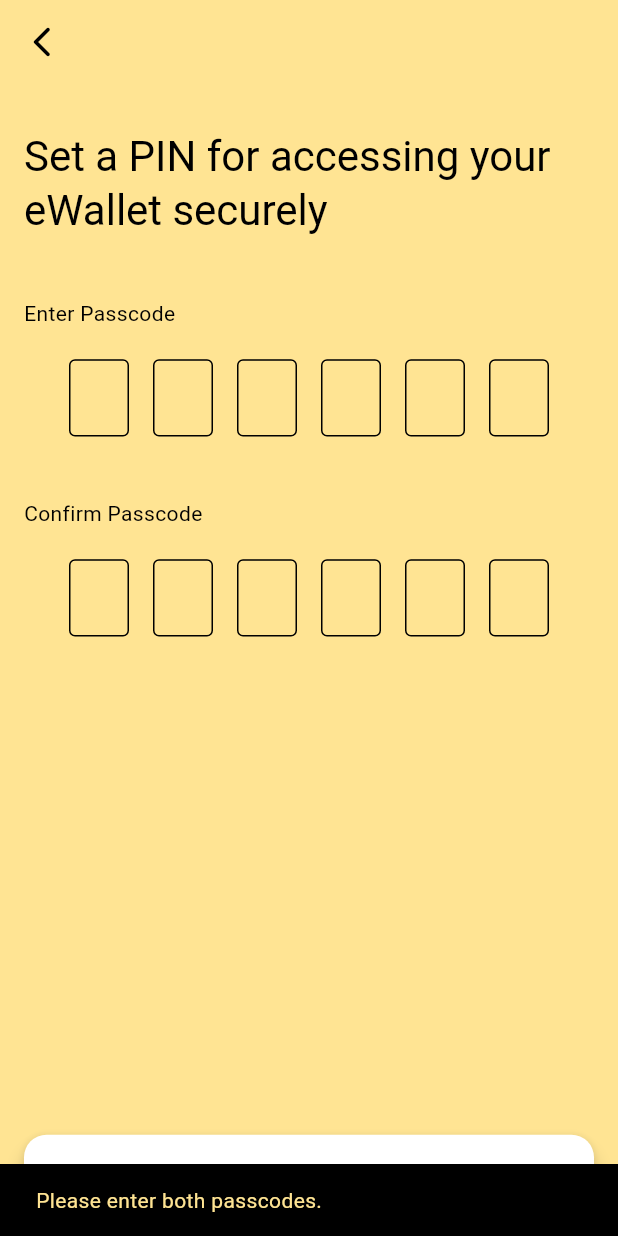
After one commit to Asif-Faizal/french-wallet, a Flutter app: the SetPasscodeScreen screen opened by its route, after a tap on "Set Passcode", on a phone screen of 412 x 824 dp. The commit adds this screen. Run offline on Flutter 3.47's test engine with Material 3 defaults, Android fonts, the phone set to English and light mode, and no system bars; our stand-ins replace bloc, carousel_slider, flutter_bloc, go_router, image_picker, intl_phone_number_input and 1 more; accounts and stored records are empty; generated files the repository leaves out were written again.

Commit message:
passcode

```diff
--- a/lib/presentation/screens/initial/prompt_screen.dart
+++ b/lib/presentation/screens/initial/prompt_screen.dart
@@ -187,8 +187,8 @@ class _PromptScreenState extends State<PromptScreen> {
                               .pushNamed(AppRouteConst.corporatePromptRoute);
                         } else {
                           GoRouter.of(context)
-                              // .pushNamed(AppRouteConst.selfieRoute);
-                              .pushNamed(AppRouteConst.loginOrSignUpRoute);
+                              .pushNamed(AppRouteConst.setPassCodeRoute);
+                          // .pushNamed(AppRouteConst.loginOrSignUpRoute);
                         }
                       }
                     : null,
--- /dev/null
+++ b/lib/presentation/screens/signup_screen/set_passcode_screen.dart
@@ -0,0 +1,143 @@
+import 'package:ewallet2/presentation/widgets/shared/normal_appbar.dart';
+import 'package:ewallet2/presentation/widgets/shared/normal_button.dart';
+import 'package:flutter/material.dart';
+import 'package:flutter/services.dart';
+
+class SetPasscodeScreen extends StatefulWidget {
+  const SetPasscodeScreen({Key? key}) : super(key: key);
+
+  @override
+  _SetPasscodeScreenState createState() => _SetPasscodeScreenState();
+}
+
+class _SetPasscodeScreenState extends State<SetPasscodeScreen> {
+  final List<TextEditingController> _passcodeControllers =
+      List.generate(6, (index) => TextEditingController());
+  final List<TextEditingController> _confirmPasscodeControllers =
+      List.generate(6, (index) => TextEditingController());
+
+  final List<FocusNode> _passcodeFocusNodes =
+      List.generate(6, (index) => FocusNode());
+  final List<FocusNode> _confirmPasscodeFocusNodes =
+      List.generate(6, (index) => FocusNode());
+
+  @override
+  void dispose() {
+    for (var controller in _passcodeControllers) {
+      controller.dispose();
+    }
+    for (var controller in _confirmPasscodeControllers) {
+      controller.dispose();
+    }
+    for (var node in _passcodeFocusNodes) {
+      node.dispose();
+    }
+    for (var node in _confirmPasscodeFocusNodes) {
+      node.dispose();
+    }
+    super.dispose();
+  }
+
+  void _setPasscode() {
+    String passcode =
+        _passcodeControllers.map((controller) => controller.text).join();
+    String confirmPasscode =
+        _confirmPasscodeControllers.map((controller) => controller.text).join();
+
+    if (passcode.isEmpty || confirmPasscode.isEmpty) {
+      _showSnackBar('Please enter both passcodes.');
+    } else if (passcode != confirmPasscode) {
+      _showSnackBar('Passcodes do not match.');
+    } else {
+      // Handle the passcode setting logic
+      _showSnackBar('Passcode set successfully.');
+    }
+  }
+
+  void _showSnackBar(String message) {
+    ScaffoldMessenger.of(context)
+        .showSnackBar(SnackBar(content: Text(message)));
+  }
+
+  Widget _buildPasscodeFields(List<TextEditingController> controllers,
+      List<FocusNode> focusNodes, double fieldHeight) {
+    final theme = Theme.of(context);
+    return Row(
+      mainAxisAlignment: MainAxisAlignment.center,
+      children: List.generate(6, (index) {
+        return Padding(
+          padding: const EdgeInsets.symmetric(horizontal: 8.0),
+          child: SizedBox(
+            width: 40,
+            height: fieldHeight,
+            child: TextField(
+              obscureText: true,
+              obscuringCharacter: '*',
+              controller: controllers[index],
+              focusNode: focusNodes[index],
+              keyboardType: TextInputType.number,
+              textInputAction:
+                  index == 5 ? TextInputAction.done : TextInputAction.next,
+              textAlign: TextAlign.center,
+              style: theme.textTheme.bodyLarge,
+              maxLength: 1,
+              inputFormatters: [FilteringTextInputFormatter.digitsOnly],
+              onChanged: (value) {
+                if (value.isNotEmpty && index < 5) {
+                  FocusScope.of(context).requestFocus(focusNodes[index + 1]);
+                } else if (value.isNotEmpty && index == 5) {
+                  FocusScope.of(context)
+                      .requestFocus(_confirmPasscodeFocusNodes[0]);
+                }
+                if (value.isEmpty && index > 0) {
+                  FocusScope.of(context).requestFocus(focusNodes[index - 1]);
+                }
+              },
+              decoration: InputDecoration(
+                counterText: '',
+                border: OutlineInputBorder(),
+              ),
+            ),
+          ),
+        );
+      }),
+    );
+  }
+
+  @override
+  Widget build(BuildContext context) {
+    final theme = Theme.of(context);
+    final size = MediaQuery.of(context).size;
+
+    return Scaffold(
+      appBar: NormalAppBar(text: ''),
+      body: Padding(
+        padding: const EdgeInsets.all(16.0),
+        child: Column(
+          crossAxisAlignment: CrossAxisAlignment.start,
+          children: [
+            SizedBox(height: size.height / 60),
+            Text(
+              'Set a PIN for accessing your eWallet securely',
+              style: theme.textTheme.headlineMedium,
+            ),
+            SizedBox(height: size.height / 20),
+            Text('Enter Passcode', style: theme.textTheme.bodyMedium),
+            SizedBox(height: size.height / 40),
+            _buildPasscodeFields(
+                _passcodeControllers, _passcodeFocusNodes, size.height / 16),
+            SizedBox(height: size.height / 20),
+            Text('Confirm Passcode', style: theme.textTheme.bodyMedium),
+            SizedBox(height: size.height / 40),
+            _buildPasscodeFields(_confirmPasscodeControllers,
+                _confirmPasscodeFocusNodes, size.height / 16),
+            SizedBox(height: size.height / 20),
+            const Spacer(),
+            NormalButton(
+                size: size, title: 'Set Passcode', onPressed: _setPasscode),
+          ],
+        ),
+      ),
+    );
+  }
+}
--- a/lib/shared/router/router_config.dart
+++ b/lib/shared/router/router_config.dart
@@ -7,6 +7,7 @@ import 'package:ewallet2/presentation/screens/signup_screen/personal_details_scr
 import 'package:ewallet2/presentation/screens/signup_screen/politically_screen.dart';
 import 'package:ewallet2/presentation/screens/signup_screen/privacy_policy_screen.dart';
 import 'package:ewallet2/presentation/screens/signup_screen/sent_otp_screen.dart';
+import 'package:ewallet2/presentation/screens/signup_screen/set_passcode_screen.dart';
 import 'package:ewallet2/presentation/screens/signup_screen/take_selfie_screen.dart';
 import 'package:ewallet2/presentation/screens/signup_screen/upload_id_screen.dart';
 import 'package:ewallet2/presentation/screens/signup_screen/verify_number_screen.dart';
@@ -94,6 +95,11 @@ class AppRouter {
         path: '/selfie',
         name: 'selfie',
         builder: (context, state) => TakeSelfieScreen(),
+      ),
+      GoRoute(
+        path: '/setPassCode',
+        name: 'setPassCode',
+        builder: (context, state) => SetPasscodeScreen(),
       )
     ],
   );
--- a/lib/shared/router/router_const.dart
+++ b/lib/shared/router/router_const.dart
@@ -14,4 +14,5 @@ class AppRouteConst {
   static const politicallyExposedRoute = 'politicallyExposed';
   static const privacyPolicyRoute = 'privacyPolicy';
   static const selfieRoute = 'selfie';
+  static const setPassCodeRoute = 'setPassCode';
 }
```
